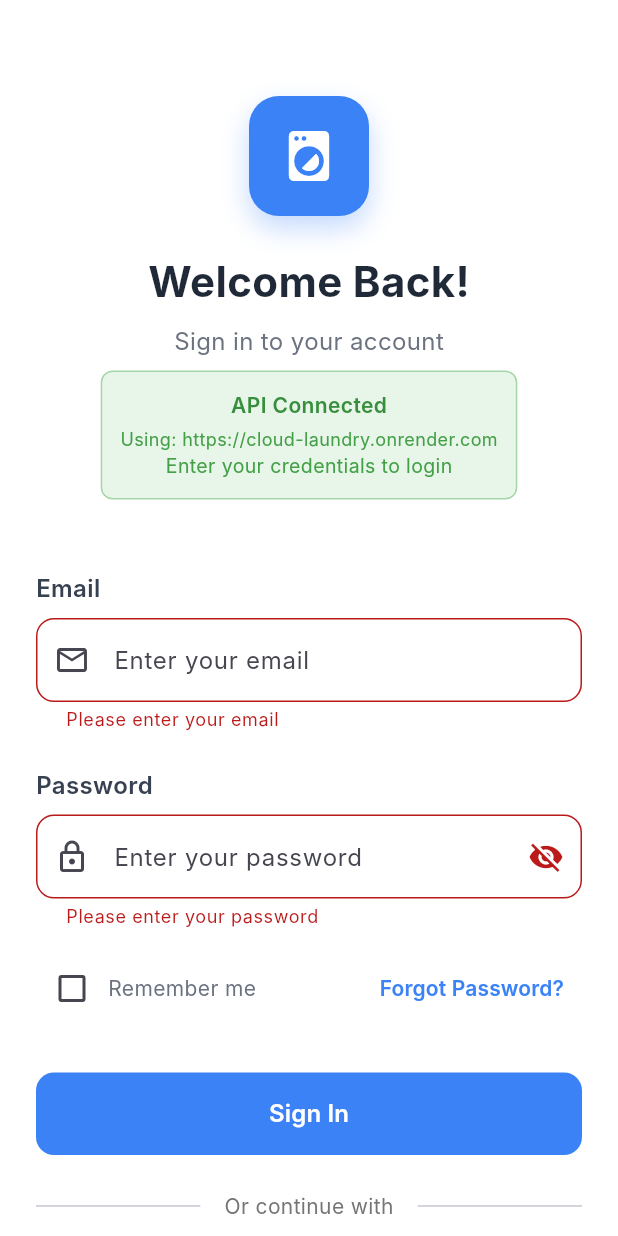
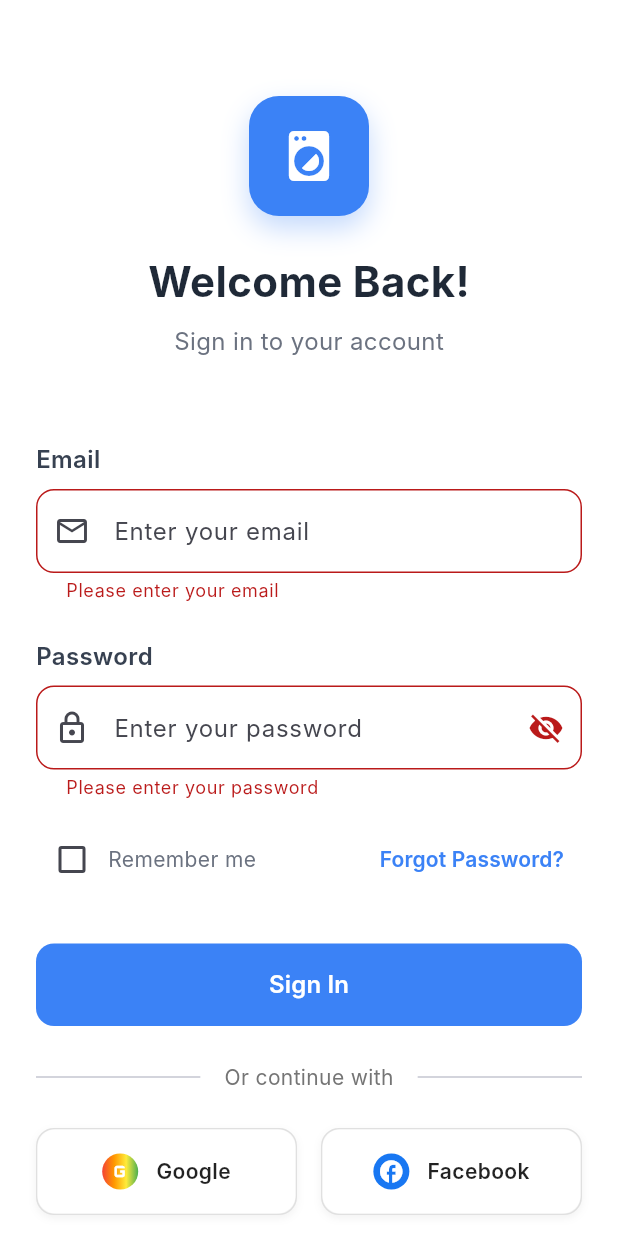
Before and after one commit to prthamesh-pr/Cloud_Laundry_Flutter, a Flutter app: the LoginScreen screen opened directly, after a tap on "Sign In", on a phone screen of 412 x 824 dp. Run offline on Flutter 3.47's test engine with Material 3 defaults, Android fonts, the light colour scheme and no system bars; our stand-ins replace shared_preferences; accounts and stored records are empty; Roboto replaces fonts that are missing (Inter).

Commit message:
login page

```diff
--- a/lib/screens/login_screen.dart
+++ b/lib/screens/login_screen.dart
@@ -81,41 +81,6 @@ class _LoginScreenState extends State<LoginScreen> {
                         ),
                       ),
                       const SizedBox(height: 8),
-                      Container(
-                        padding: const EdgeInsets.all(12),
-                        decoration: BoxDecoration(
-                          color: Colors.green.shade50,
-                          borderRadius: BorderRadius.circular(8),
-                          border: Border.all(color: Colors.green.shade200),
-                        ),
-                        child: Column(
-                          children: [
-                            Text(
-                              'API Connected',
-                              style: TextStyle(
-                                fontWeight: FontWeight.w600,
-                                color: Colors.green.shade700,
-                                fontSize: 14,
-                              ),
-                            ),
-                            const SizedBox(height: 4),
-                            Text(
-                              'Using: https://cloud-laundry.onrender.com',
-                              style: TextStyle(
-                                color: Colors.green.shade600,
-                                fontSize: 12,
-                              ),
-                            ),
-                            Text(
-                              'Enter your credentials to login',
-                              style: TextStyle(
-                                color: Colors.green.shade600,
-                                fontSize: 13,
-                              ),
-                            ),
-                          ],
-                        ),
-                      ),
                     ],
                   ),
                 ),
```
